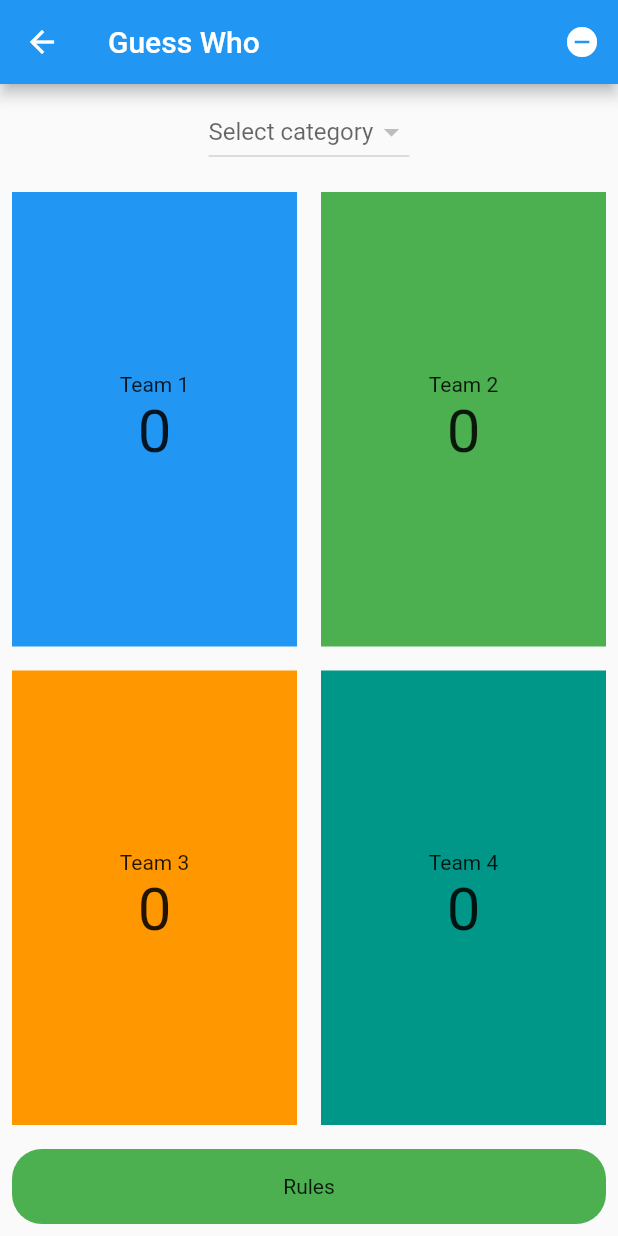
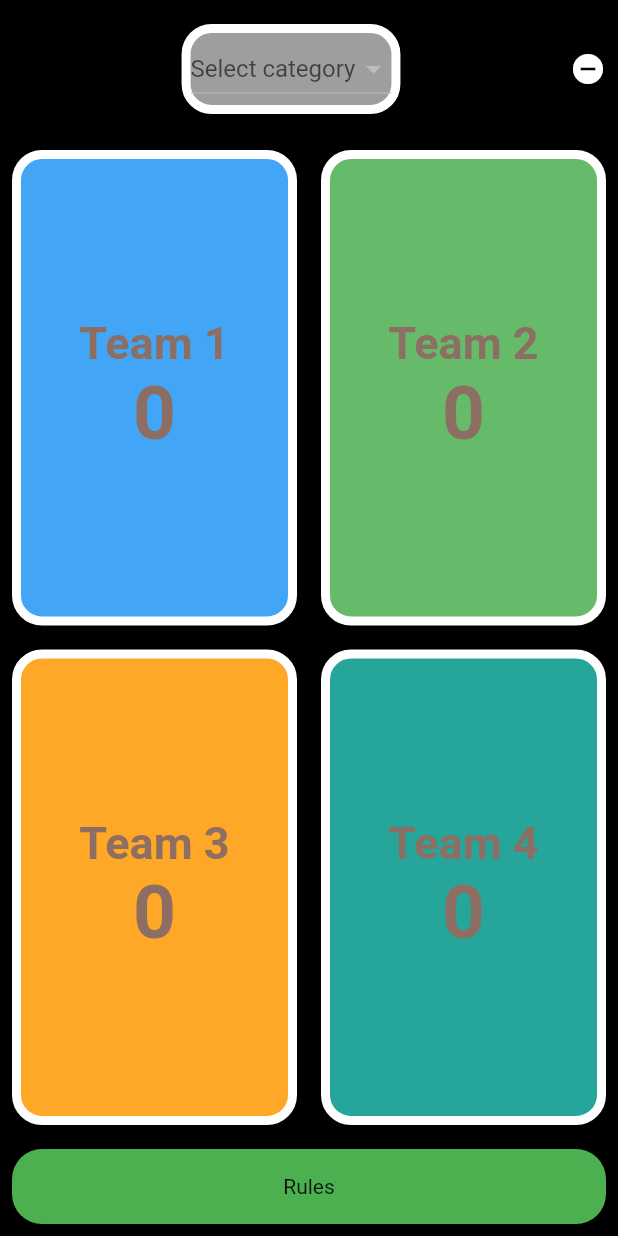
Before and after one commit to angin91/play_with_friends, a Flutter app: the GuessWhoStartPage screen opened directly, on a phone screen of 412 x 824 dp. Run offline on Flutter 3.47's test engine with Material 2 defaults, Android fonts, the phone set to English and light mode, and no system bars; our stand-ins replace flip_card, shared_preferences, wakelock; missing offline and left inert: aeyrium_sensor, fullscreen; accounts and stored records are empty.

Commit message:
Changed structure for CostumBox

```diff
--- a/lib/games/GuessWhoStartPage.dart
+++ b/lib/games/GuessWhoStartPage.dart
@@ -2,6 +2,7 @@ import 'package:flutter/material.dart';
 import 'package:flutter/services.dart';
 import 'package:play_with_friends/games/general/GuessWho.dart';
 import 'package:play_with_friends/widgets/CostumButton.dart';
+import 'package:play_with_friends/widgets/CustomBox.dart';
 import 'file:///C:/Users/angin/workspace/play_with_friends/lib/games/general/RulePage.dart';
 import 'package:shared_preferences/shared_preferences.dart';
 
@@ -84,33 +85,34 @@ class _GuessWhoStartPageState extends State<GuessWhoStartPage> {
     final _scaffoldKey = GlobalKey<ScaffoldState>();
     return Scaffold(
         key: _scaffoldKey,
-        appBar: AppBar(
-          title: Text("Guess Who"),
-          actions: [
-            IconButton(
-              icon: Icon(Icons.remove_circle),
-              onPressed: () {
-                _resetPoints();
-              },
-            )
-          ],
-        ),
-        body: Column(
+        body: SafeArea(
+          child: Container(
+            color: Colors.black,
+            child: Column(
               children: [
-            Center(
+                Padding(
+                  padding: const EdgeInsets.all(8.0),
+                  child: Row(
+                    children: [
+                      Expanded(
+                        child: Center(
                           child: Padding(
                             padding: const EdgeInsets.all(8.0),
                             child: FutureBuilder(
                                 future: load,
                                 builder: (BuildContext context, AsyncSnapshot snapshot) {
-                      return DropdownButton<List>(
+                                  return CustomBox(
+                                    color: Colors.grey,
+                                    child: DropdownButton<List>(
                                       hint: Text("Select category"),
+                                      iconEnabledColor: Colors.grey,
+                                      dropdownColor: Colors.grey,
                                       items: _categories.map((description, value) {
                                         return MapEntry(
                                             description,
                                             DropdownMenuItem<List>(
                                               value: value,
-                                child: Text(description),
+                                              child: Text(description,),
                                             ));
                                       }).values.toList(),
                                       value: _listToPlay,
@@ -119,9 +121,18 @@ class _GuessWhoStartPageState extends State<GuessWhoStartPage> {
                                           _listToPlay = newValue;
                                         });
                                       },
+                                    ),
                                   );
                                 }
                             ),
+                          ),
+                        ),
+                      ),
+                      GestureDetector(
+                          child: Icon(Icons.remove_circle, color: Colors.white,),
+                        onTap: () => _resetPoints(),
+                      )
+                    ],
                   ),
                 ),
                 Expanded(
@@ -130,36 +141,20 @@ class _GuessWhoStartPageState extends State<GuessWhoStartPage> {
                       Expanded(
                         child: Padding(
                           padding: const EdgeInsets.all(8.0),
-                      child: GestureDetector(
+                          child: CustomBox(
                             onTap: () => start(1, _scaffoldKey),
-                        child: Container(
-                            color: Colors.blue,
-                            child: Column(
-                              mainAxisAlignment: MainAxisAlignment.center,
-                              children: [
-                                Text("Team 1"),
-                                Text(_teamOnePoints.toString(), style: TextStyle(fontSize: 40),),
-                              ],
-                            )
-                        ),
+                            color: Colors.blue[400],
+                            child: getTeamWidget("Team 1", _teamOnePoints),
                           ),
                         ),
                       ),
                       Expanded(
                         child: Padding(
                           padding: const EdgeInsets.all(8.0),
-                      child: GestureDetector(
+                          child: CustomBox(
                             onTap: () => start(2, _scaffoldKey),
-                        child: Container(
-                            color: Colors.green,
-                            child: Column(
-                              mainAxisAlignment: MainAxisAlignment.center,
-                              children: [
-                                Text("Team 2"),
-                                Text(_teamTwoPoints.toString(), style: TextStyle(fontSize: 40),),
-                              ],
-                            )
-                        ),
+                            color: Colors.green[400],
+                            child: getTeamWidget("Team 2", _teamTwoPoints),
                           ),
                         ),
                       ),
@@ -170,38 +165,22 @@ class _GuessWhoStartPageState extends State<GuessWhoStartPage> {
                   child: Row(
                     children: [
                       Expanded(
-                    child: Padding(
+                        child:  Padding(
                           padding: const EdgeInsets.all(8.0),
-                      child: GestureDetector(
+                          child: CustomBox(
                             onTap: () => start(3, _scaffoldKey),
-                        child: Container(
-                            color: Colors.orange,
-                            child: Column(
-                              mainAxisAlignment: MainAxisAlignment.center,
-                              children: [
-                                Text("Team 3"),
-                                Text(_teamThreePoints.toString(), style: TextStyle(fontSize: 40),),
-                              ],
-                            )
-                        ),
+                            color: Colors.orange[400],
+                            child: getTeamWidget("Team 3", _teamThreePoints),
                           ),
                         ),
                       ),
                       Expanded(
-                    child: Padding(
+                        child:  Padding(
                           padding: const EdgeInsets.all(8.0),
-                      child: GestureDetector(
+                          child: CustomBox(
                             onTap: () => start(4, _scaffoldKey),
-                        child: Container(
-                            color: Colors.teal,
-                            child: Column(
-                              mainAxisAlignment: MainAxisAlignment.center,
-                              children: [
-                                Text("Team 4"),
-                                Text(_teamFourPoints.toString(), style: TextStyle(fontSize: 40),),
-                              ],
-                            )
-                        ),
+                            color: Colors.teal[400],
+                            child: getTeamWidget("Team 4", _teamFourPoints),
                           ),
                         ),
                       ),
@@ -216,6 +195,8 @@ class _GuessWhoStartPageState extends State<GuessWhoStartPage> {
                   ),
                 ),
               ],
+            ),
+          ),
         )
     );
   }
@@ -261,6 +242,23 @@ class _GuessWhoStartPageState extends State<GuessWhoStartPage> {
     }
   }
 
+  Widget getTeamWidget(text, points){
+    return Column(
+      mainAxisAlignment: MainAxisAlignment.center,
+      children: [
+        Text(text, style: TextStyle(
+            color: Colors.brown[400],
+            fontSize: 30,
+            fontWeight: FontWeight.bold),),
+        Text( points.toString(), style: TextStyle(
+          color: Colors.brown[400],
+          fontSize: 50,
+          fontWeight: FontWeight.bold),
+        ),
+      ],
+    );
+  }
+
   void getRule(url) async {
     var text = await helper.getFileData(url);
 
--- a/lib/main.dart
+++ b/lib/main.dart
@@ -19,9 +19,9 @@ class MyApp extends StatelessWidget {
         visualDensity: VisualDensity.adaptivePlatformDensity,
       ),
       home: SelectGamePage(title: 'Play With Friends'),
+//      home: GuessWhoStartPage(),
 //      home: AlphabetGameStartPage(),
 //      home: SingALongStartPage(),
-//      home: GuessWhoStartPage(),
     );
   }
 }
--- a/lib/widgets/CustomBox.dart
+++ b/lib/widgets/CustomBox.dart
@@ -2,15 +2,15 @@ import 'package:flutter/material.dart';
 
 class CustomBox extends StatelessWidget {
   CustomBox({Key key,
-    this.text,
     this.color = Colors.green,
     this.onTap,
-    this.icon}) : super(key: key);
+    this.height,
+    this.child}) : super(key: key);
 
-  final IconData icon;
-  final String text;
+  final Widget child;
   final Color color;
   final GestureTapCallback onTap;
+  final double height;
 
   @override
   Widget build(BuildContext context) {
@@ -22,27 +22,8 @@ class CustomBox extends StatelessWidget {
             border: Border.all(color: Colors.white, width: 6),
             borderRadius: BorderRadius.all(Radius.circular(20))
         ),
-        height: 100,
-        child:  Row(
-          children: [
-            Expanded(
-                flex: 3,
-                child: Center(
-                    child: Text(text,
-                      style: TextStyle(
-                        color: Colors.brown[400],
-                        fontSize: 30,
-                        fontWeight: FontWeight.bold
-                      ),
-                    )
-                )
-            ),
-            Expanded(
-                flex: 1,
-                child: Icon(icon, color: Colors.brown[400],)
-            )
-          ],
-        ),
+        height: height,
+        child: child,
       ),
     );
   }
```
Also changed, not shown: lib/SelecteGamePage.dart (+43 -17 lines), lib/games/general/RulePage.dart (+7 -4 lines), pubspec.yaml (+3 -16 lines). Lines whose indentation alone changed are shown as unchanged.
